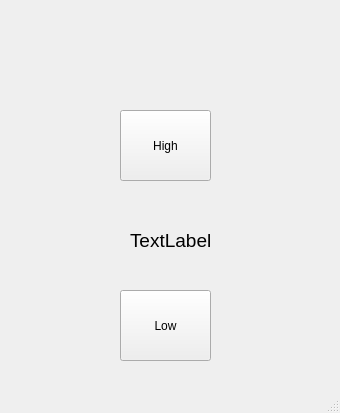
Above: buttoninc.ui from viniltc/IncDecButton before the change. Below: the same form after it.
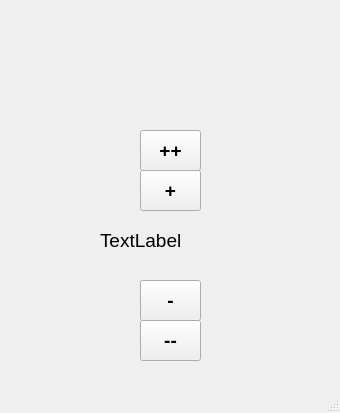
That is the form after the change.

Commit message: very high implementation

What changed in the file:
```diff
--- a/buttoninc.ui
+++ b/buttoninc.ui
@@ -17,20 +17,27 @@
    <widget class="QPushButton" name="pushButton_high">
     <property name="geometry">
      <rect>
-      <x>120</x>
-      <y>110</y>
-      <width>91</width>
-      <height>71</height>
+      <x>140</x>
+      <y>170</y>
+      <width>61</width>
+      <height>41</height>
      </rect>
     </property>
+    <property name="font">
+     <font>
+      <pointsize>14</pointsize>
+      <weight>75</weight>
+      <bold>true</bold>
+     </font>
+    </property>
     <property name="text">
-     <string>High</string>
+     <string>+</string>
     </property>
    </widget>
    <widget class="QLabel" name="label">
     <property name="geometry">
      <rect>
-      <x>130</x>
+      <x>100</x>
       <y>220</y>
       <width>101</width>
       <height>41</height>
@@ -48,14 +55,61 @@
    <widget class="QPushButton" name="pushButton_low">
     <property name="geometry">
      <rect>
-      <x>120</x>
-      <y>290</y>
-      <width>91</width>
-      <height>71</height>
+      <x>140</x>
+      <y>280</y>
+      <width>61</width>
+      <height>41</height>
      </rect>
     </property>
+    <property name="font">
+     <font>
+      <pointsize>14</pointsize>
+      <weight>75</weight>
+      <bold>true</bold>
+     </font>
+    </property>
     <property name="text">
-     <string>Low</string>
+     <string>-</string>
+    </property>
+   </widget>
+   <widget class="QPushButton" name="pushButton_veryHigh">
+    <property name="geometry">
+     <rect>
+      <x>140</x>
+      <y>130</y>
+      <width>61</width>
+      <height>41</height>
+     </rect>
+    </property>
+    <property name="font">
+     <font>
+      <pointsize>14</pointsize>
+      <weight>75</weight>
+      <bold>true</bold>
+     </font>
+    </property>
+    <property name="text">
+     <string>++</string>
+    </property>
+   </widget>
+   <widget class="QPushButton" name="pushButton_veryLow">
+    <property name="geometry">
+     <rect>
+      <x>140</x>
+      <y>320</y>
+      <width>61</width>
+      <height>41</height>
+     </rect>
+    </property>
+    <property name="font">
+     <font>
+      <pointsize>14</pointsize>
+      <weight>75</weight>
+      <bold>true</bold>
+     </font>
+    </property>
+    <property name="text">
+     <string>--</string>
     </property>
    </widget>
   </widget>
```
The commit also changes 2 other files.
